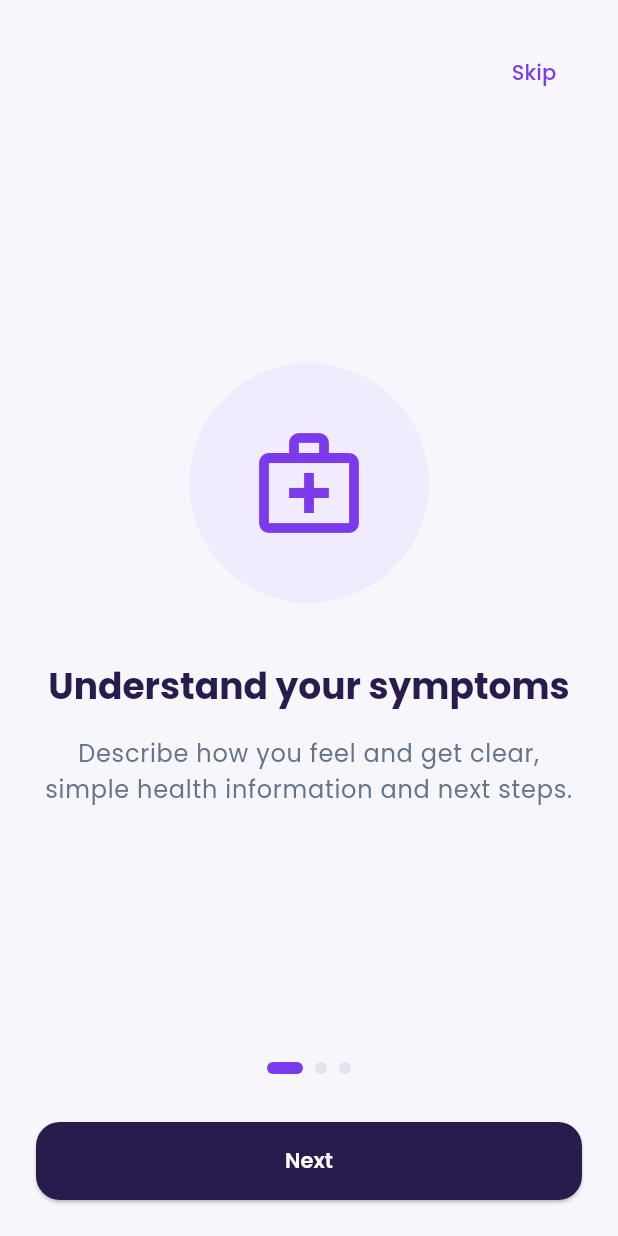
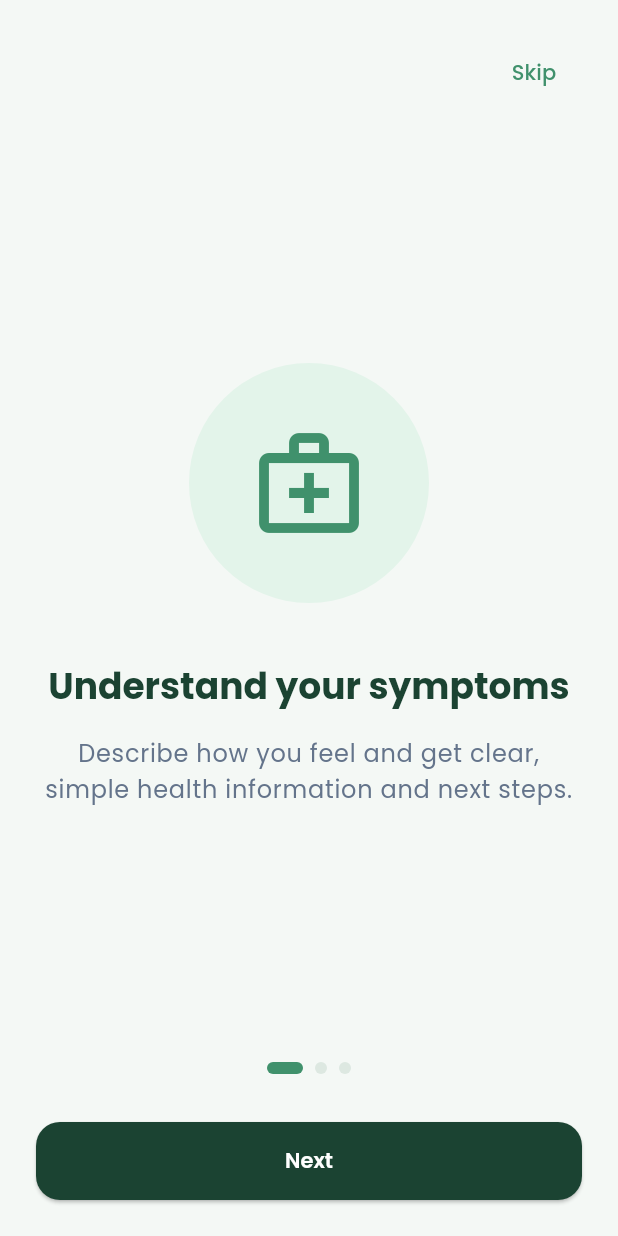
Before and after one commit to Muhammad-Abdullah022/ai-smart-healthcare, a Flutter app: the screen it shows after launch, on a phone screen of 412 x 824 dp. Run offline on Flutter 3.47's test engine with Material 3 defaults, Android fonts, the phone set to English and light mode, and no system bars; our stand-ins replace audioplayers, file_picker, flutter_blue_plus, flutter_local_notifications, flutter_secure_storage, flutter_tts and 7 more; accounts and stored records are empty.

Commit message:
Forest & Lime app theme
Co-Authored-By: Claude Opus 5.5 <noreply@anthropic.com>
Claude-Session: https://claude.ai/code/session_01WQCTNYi2tkny5Xfg4KKT6J

```diff
--- a/frontend/lib/core/theme/app_colors.dart
+++ b/frontend/lib/core/theme/app_colors.dart
@@ -1,40 +1,40 @@
 import 'package:flutter/material.dart';
 
 /// All colors used in the app, in one place.
-/// Palette "Royal Purple": violet #7C3AED for actions, deep purple #2A1B4D for text and headers,
-/// soft lavender #F1EBFE tints on a light #F7F6FB background — font Poppins.
+/// Palette "Forest & Lime": fresh green #40916C for actions, deep forest #1B4332 for text and headers,
+/// soft green #E3F4EA tints on a light #F4F8F5 background — font Poppins.
 class AppColors {
   AppColors._();
 
   // The four brand colours.
-  static const Color mint = Color(0xFFF1EBFE); // lavender tint
-  static const Color softGreen = Color(0xFFDDD0FB);
-  static const Color green = Color(0xFF7C3AED); // violet (main action colour)
-  static const Color deep = Color(0xFF2A1B4D); // deep purple
+  static const Color mint = Color(0xFFE3F4EA); // soft green tint
+  static const Color softGreen = Color(0xFFB7E4C7);
+  static const Color green = Color(0xFF40916C); // fresh green (main action colour)
+  static const Color deep = Color(0xFF1B4332); // deep forest green
 
   static const Color primary = deep; // titles, dark buttons
-  static const Color primaryDeep = Color(0xFF1A1033); // header gradient end
+  static const Color primaryDeep = Color(0xFF0F2A1F); // header gradient end
   static const Color accent = green; // actions, highlights
-  static const Color background = Color(0xFFF7F6FB);
+  static const Color background = Color(0xFFF4F8F5);
   static const Color card = Color(0xFFFFFFFF);
-  static const Color text = Color(0xFF1F1A2E);
+  static const Color text = Color(0xFF1C2B24);
   static const Color textMuted = Color(0xFF64748B);
-  static const Color border = Color(0xFFE6E2EF);
+  static const Color border = Color(0xFFDDE8E1);
   static const Color warning = Color(0xFFF59E0B);
   static const Color critical = Color(0xFFDC2626);
   static const Color success = Color(0xFF059669); // stays green: "good / normal"
 
   // Light tints used behind icons and banners.
   static const Color accentTint = mint;
-  static const Color primaryTint = Color(0xFFEEEAF5);
+  static const Color primaryTint = Color(0xFFE8F0EB);
   static const Color warningTint = Color(0xFFFEF3C7);
   static const Color criticalTint = Color(0xFFFEE2E2);
 
   // One gentle colour per health module (strong, tint).
   static const Color diagnosis = green;
   static const Color diagnosisTint = mint;
-  static const Color mind = Color(0xFFDB5C9A);
-  static const Color mindTint = Color(0xFFFCE9F3);
+  static const Color mind = Color(0xFF7C6BD9);
+  static const Color mindTint = Color(0xFFEFECFB);
   static const Color medicine = Color(0xFFE29A2D);
   static const Color medicineTint = Color(0xFFFCF1DF);
   static const Color records = Color(0xFF2563EB);
@@ -42,7 +42,7 @@ class AppColors {
 
   /// Soft shadow tinted with the deep brand colour, so cards feel lifted, not dirty.
   static const List<BoxShadow> softShadow = [
-    BoxShadow(color: Color(0x142A1B4D), blurRadius: 24, offset: Offset(0, 8)),
-    BoxShadow(color: Color(0x0A2A1B4D), blurRadius: 4, offset: Offset(0, 1)),
+    BoxShadow(color: Color(0x141B4332), blurRadius: 24, offset: Offset(0, 8)),
+    BoxShadow(color: Color(0x0A1B4332), blurRadius: 4, offset: Offset(0, 1)),
   ];
 }
--- a/frontend/lib/models/mood_checkin.dart
+++ b/frontend/lib/models/mood_checkin.dart
@@ -50,7 +50,7 @@ const checkInMoods = [
     key: 'calm',
     emoji: '😌',
     score: 4,
-    color: Color(0xFF7C3AED),
+    color: Color(0xFF40916C),
     label: {'en': 'Calm', 'ur': 'پرسکون', 'roman_ur': 'Pursukoon'},
     affirmation: {
       'en': 'Calm is a strength. You can return to this feeling whenever you need it.',
@@ -158,7 +158,7 @@ const checkInMoods = [
     key: 'lonely',
     emoji: '🥺',
     score: 1,
-    color: Color(0xFF5B21B6),
+    color: Color(0xFF2D6A4F),
     label: {'en': 'Lonely', 'ur': 'تنہا', 'roman_ur': 'Tanha'},
     affirmation: {
       'en': 'Feeling lonely does not mean you are alone in this. Reaching out is a brave first step.',
--- a/frontend/lib/screens/consult/doctor_panel_screens.dart
+++ b/frontend/lib/screens/consult/doctor_panel_screens.dart
@@ -492,7 +492,7 @@ class _DoctorPanelScreenState extends State<DoctorPanelScreen> {
     return Container(
       decoration: const BoxDecoration(
         gradient: LinearGradient(
-            begin: Alignment.topLeft, end: Alignment.bottomRight, colors: [AppColors.deep, Color(0xFF4C1D95)]),
+            begin: Alignment.topLeft, end: Alignment.bottomRight, colors: [AppColors.deep, Color(0xFF1B4332)]),
         borderRadius: BorderRadius.vertical(bottom: Radius.circular(26)),
       ),
       padding: const EdgeInsets.fromLTRB(16, 4, 16, 20),
--- a/frontend/lib/screens/consult/issues_screen.dart
+++ b/frontend/lib/screens/consult/issues_screen.dart
@@ -268,7 +268,7 @@ class _IssueThreadScreenState extends State<IssueThreadScreen> {
     final c = (_i['consultation'] as Map?)?.cast<String, dynamic>();
     final status = '${_i['status']}';
     return Scaffold(
-      backgroundColor: const Color(0xFFF4F1FA),
+      backgroundColor: const Color(0xFFEEF5F0),
       appBar: AppBar(
         title: Text('${_i['subject']}', maxLines: 1, overflow: TextOverflow.ellipsis),
         actions: [
@@ -351,7 +351,7 @@ class _IssueThreadScreenState extends State<IssueThreadScreen> {
                   decoration: InputDecoration(
                     hintText: widget.adminView ? 'Reply to the user' : 'Add more details',
                     filled: true,
-                    fillColor: const Color(0xFFF4F1FA),
+                    fillColor: const Color(0xFFEEF5F0),
                     contentPadding: const EdgeInsets.symmetric(horizontal: 16, vertical: 10),
                     border: OutlineInputBorder(borderRadius: BorderRadius.circular(24), borderSide: BorderSide.none),
                   ),
--- a/frontend/lib/screens/doctors/doctors_screens.dart
+++ b/frontend/lib/screens/doctors/doctors_screens.dart
@@ -472,7 +472,7 @@ class DoctorAvatar extends StatelessWidget {
           shape: BoxShape.circle,
           color: Colors.white,
           border: Border.all(color: Colors.white, width: size * 0.05),
-          boxShadow: const [BoxShadow(color: Color(0x142A1B4D), blurRadius: 12, offset: Offset(0, 4))],
+          boxShadow: const [BoxShadow(color: Color(0x141B4332), blurRadius: 12, offset: Offset(0, 4))],
         ),
         child: Container(
           decoration: BoxDecoration(
@@ -481,8 +481,8 @@ class DoctorAvatar extends StatelessWidget {
               begin: Alignment.topLeft,
               end: Alignment.bottomRight,
               colors: female
-                  ? const [Color(0xFFDDD0FB), Color(0xFF6CC5A2)]
-                  : const [Color(0xFFD3EDE3), Color(0xFF7C3AED)],
+                  ? const [Color(0xFFB7E4C7), Color(0xFF6CC5A2)]
+                  : const [Color(0xFFD3EDE3), Color(0xFF40916C)],
             ),
           ),
           alignment: Alignment.center,
--- a/frontend/lib/screens/prescriptions/prescription_reader_screen.dart
+++ b/frontend/lib/screens/prescriptions/prescription_reader_screen.dart
@@ -132,7 +132,7 @@ class _PrescriptionReaderScreenState extends State<PrescriptionReaderScreen> {
       decoration: BoxDecoration(
         borderRadius: BorderRadius.circular(26),
         gradient: const LinearGradient(
-            begin: Alignment.topLeft, end: Alignment.bottomRight, colors: [AppColors.deep, Color(0xFF5B21B6)]),
+            begin: Alignment.topLeft, end: Alignment.bottomRight, colors: [AppColors.deep, Color(0xFF2D6A4F)]),
         boxShadow: AppColors.softShadow,
       ),
       child: Column(crossAxisAlignment: CrossAxisAlignment.stretch, children: [
--- a/frontend/lib/screens/reports/report_widgets.dart
+++ b/frontend/lib/screens/reports/report_widgets.dart
@@ -98,7 +98,7 @@ class ReportAnalysisCard extends StatelessWidget {
     final (uColor, uTint, uLabel) = switch (a.urgency) {
       'urgent' => (AppColors.critical, AppColors.criticalTint, 'See a doctor today'),
       'soon' => (AppColors.warning, AppColors.warningTint, 'See a doctor in the next few days'),
-      _ => (AppColors.success, const Color(0xFFF1EBFE), 'Discuss at your next visit'),
+      _ => (AppColors.success, const Color(0xFFE3F4EA), 'Discuss at your next visit'),
     };
     return _Shell(
       child: Column(crossAxisAlignment: CrossAxisAlignment.stretch, children: [
@@ -242,7 +242,7 @@ class _Shell extends StatelessWidget {
           color: Colors.white,
           borderRadius: BorderRadius.circular(20),
           border: Border.all(color: const Color(0xFFE2E8EC)),
-          boxShadow: const [BoxShadow(color: Color(0x0F2A1B4D), blurRadius: 16, offset: Offset(0, 6))],
+          boxShadow: const [BoxShadow(color: Color(0x0F1B4332), blurRadius: 16, offset: Offset(0, 6))],
         ),
         clipBehavior: Clip.antiAlias,
         child: child,
--- a/frontend/lib/screens/symptoms/symptom_checker_screen.dart
+++ b/frontend/lib/screens/symptoms/symptom_checker_screen.dart
@@ -374,7 +374,7 @@ class _SymptomResultBubbleState extends State<SymptomResultBubble> {
         color: Colors.white,
         borderRadius: BorderRadius.circular(20),
         border: Border.all(color: const Color(0xFFE2E8EC)),
-        boxShadow: const [BoxShadow(color: Color(0x0F2A1B4D), blurRadius: 16, offset: Offset(0, 6))],
+        boxShadow: const [BoxShadow(color: Color(0x0F1B4332), blurRadius: 16, offset: Offset(0, 6))],
       ),
       clipBehavior: Clip.antiAlias,
       child: Column(
@@ -562,7 +562,7 @@ class _ReportReviewCard extends StatelessWidget {
       margin: const EdgeInsets.only(bottom: 6),
       padding: const EdgeInsets.all(12),
       decoration: BoxDecoration(
-        color: const Color(0xFFF7F6FB),
+        color: const Color(0xFFF4F8F5),
         borderRadius: BorderRadius.circular(14),
         border: Border.all(color: AppColors.border),
       ),
--- a/frontend/lib/widgets/pulse_line.dart
+++ b/frontend/lib/widgets/pulse_line.dart
@@ -3,7 +3,7 @@ import 'package:flutter/material.dart';
 /// A soft heartbeat line drawn once across the home header — the app's signature.
 /// It draws itself in when the screen opens (one gentle animation, then still).
 class PulseLine extends StatefulWidget {
-  const PulseLine({super.key, this.color = const Color(0xFF7C3AED), this.height = 56});
+  const PulseLine({super.key, this.color = const Color(0xFF40916C), this.height = 56});
 
   final Color color;
   final double height;
```
Also changed, not shown: frontend/lib/screens/consult/consultation_screen.dart (+4 -4 lines), frontend/lib/screens/labs/lab_options_screen.dart (+4 -4 lines).
